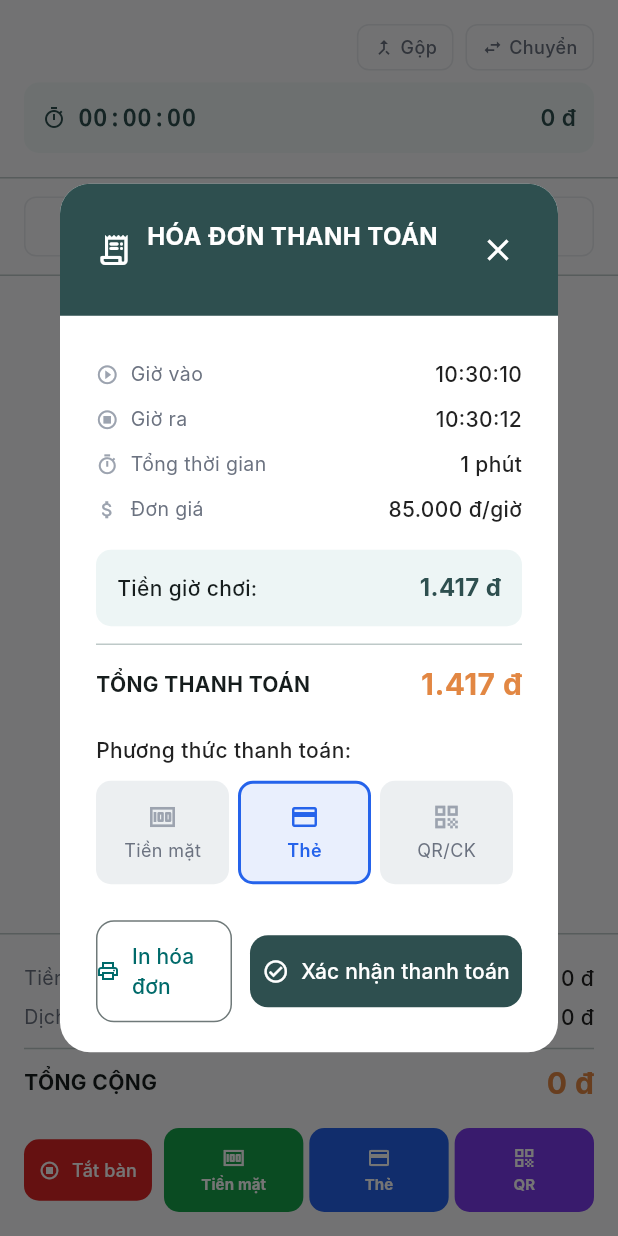
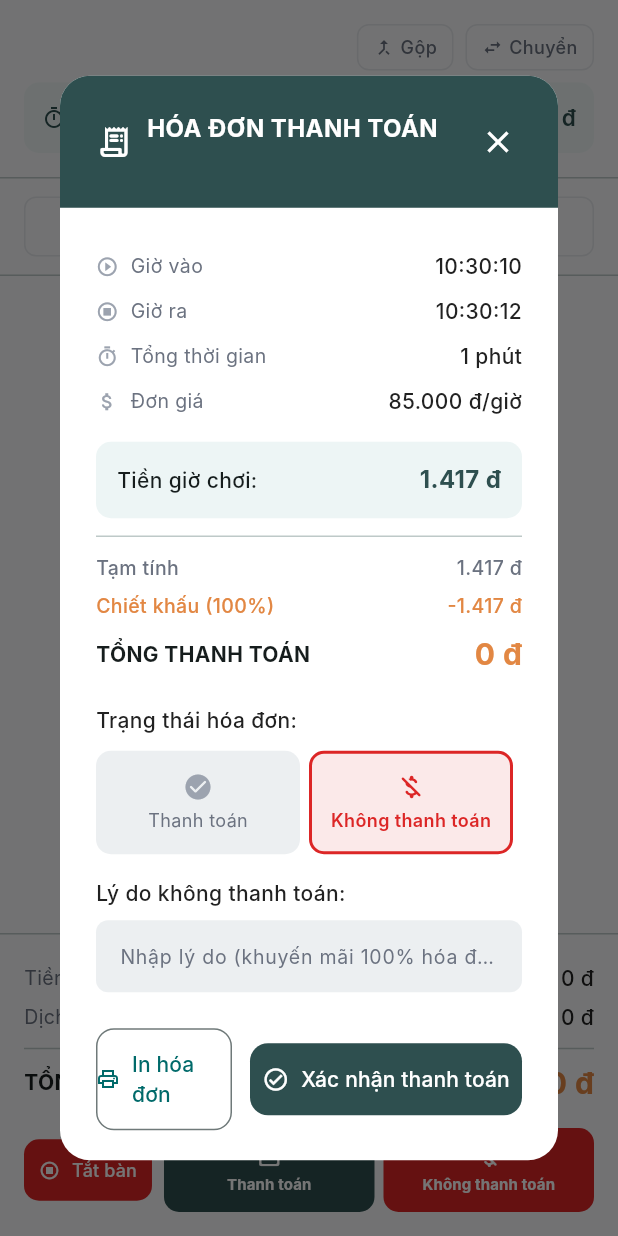
Before and after one commit to hieupaypay105/billiard_pos, a Flutter app: the _InvoicePanel widget shown alone on an empty page, opened directly with empty values, item 3 of the bottom bar chosen, on a phone screen of 412 x 824 dp. Run offline on Flutter 3.47's test engine with Material 3 defaults, Android fonts, the phone set to English and light mode, and no system bars; our stand-ins replace connectivity_plus, dio, equatable, fl_chart, flutter_riverpod, go_router and 2 more; missing offline and left inert: flutter_libserialport; accounts and stored records are empty; network calls fail; Roboto replaces fonts that are missing (Inter).

Commit message:
feat: add unpaid invoice status support with mandatory reason input to InvoiceDialog and refactor checkout flow

```diff
--- a/apps/billiard_desktop/lib/features/billing/invoice_dialog.dart
+++ b/apps/billiard_desktop/lib/features/billing/invoice_dialog.dart
@@ -16,8 +16,14 @@ class InvoiceDialog extends ConsumerStatefulWidget {
   final double discountAmount;
   final double netTotal;
   final Map<String, dynamic>? member;
-  final String? paymentMethod;
-  final Future<void> Function(String paymentMethod) onConfirm;
+  final String initialStatus;
+  final Future<void> Function({
+    required String status,
+    required String? paymentMethod,
+    required double discountAmount,
+    required double netTotal,
+    required String? note,
+  }) onConfirm;
 
   const InvoiceDialog({
     super.key,
@@ -33,7 +39,7 @@ class InvoiceDialog extends ConsumerStatefulWidget {
     required this.discountAmount,
     required this.netTotal,
     this.member,
-    this.paymentMethod,
+    required this.initialStatus,
     required this.onConfirm,
   });
 
@@ -42,13 +48,21 @@ class InvoiceDialog extends ConsumerStatefulWidget {
 }
 
 class _InvoiceDialogState extends ConsumerState<InvoiceDialog> {
-  String _selectedMethod = 'cash';
+  late String _selectedStatus;
+  final TextEditingController _reasonController = TextEditingController();
+  String? _reasonError;
   bool _isProcessing = false;
 
   @override
   void initState() {
     super.initState();
-    _selectedMethod = widget.paymentMethod ?? 'cash';
+    _selectedStatus = widget.initialStatus;
+  }
+
+  @override
+  void dispose() {
+    _reasonController.dispose();
+    super.dispose();
   }
 
   String _fmtCurrency(double v) {
@@ -68,6 +82,11 @@ class _InvoiceDialogState extends ConsumerState<InvoiceDialog> {
 
   @override
   Widget build(BuildContext context) {
+    final isUnpaid = _selectedStatus == 'unpaid';
+    final currentDiscountPercent = isUnpaid ? 100.0 : widget.discountPercent;
+    final currentDiscountAmount = isUnpaid ? widget.totalAmount : widget.discountAmount;
+    final currentNetTotal = isUnpaid ? 0.0 : widget.netTotal;
+
     return Dialog(
       backgroundColor: Colors.white,
       shape: RoundedRectangleBorder(borderRadius: BorderRadius.circular(20)),
@@ -224,7 +243,7 @@ class _InvoiceDialogState extends ConsumerState<InvoiceDialog> {
                     ],
 
                     const Divider(height: 24),
-                    if (widget.discountPercent > 0) ...[
+                    if (currentDiscountPercent > 0) ...[
                       Row(children: [
                         const Text('Tạm tính', style: TextStyle(
                             fontFamily: 'Inter',
@@ -241,13 +260,13 @@ class _InvoiceDialogState extends ConsumerState<InvoiceDialog> {
                       ]),
                       const SizedBox(height: 6),
                       Row(children: [
-                        Text('Chiết khấu (${widget.discountPercent.toInt()}%)', style: const TextStyle(
+                        Text('Chiết khấu (${currentDiscountPercent.toInt()}%)', style: const TextStyle(
                             fontFamily: 'Inter',
                             fontWeight: FontWeight.w500,
                             fontSize: 13,
                             color: AppColors.accent)),
                         const Spacer(),
-                        Text('-${_fmtCurrency(widget.discountAmount)}',
+                        Text('-${_fmtCurrency(currentDiscountAmount)}',
                             style: const TextStyle(
                                 fontFamily: 'Inter',
                                 fontWeight: FontWeight.w500,
@@ -264,32 +283,36 @@ class _InvoiceDialogState extends ConsumerState<InvoiceDialog> {
                               fontWeight: FontWeight.w700,
                               fontSize: 14)),
                       const Spacer(),
-                      Text(_fmtCurrency(widget.netTotal),
+                      Text(_fmtCurrency(currentNetTotal),
                           style: AppTextStyles.currency),
                     ]),
 
                     const SizedBox(height: 20),
-                    // Payment method selector
-                    Text('Phương thức thanh toán:',
+                    // Payment selector
+                    Text('Trạng thái hóa đơn:',
                         style: AppTextStyles.titleMedium),
                     const SizedBox(height: 10),
                     Row(
                       children: [
-                        ('cash', 'Tiền mặt', Icons.money,
-                            AppColors.cash),
-                        ('card', 'Thẻ', Icons.credit_card,
-                            AppColors.card),
-                        ('transfer', 'QR/CK', Icons.qr_code,
-                            AppColors.transfer),
+                        ('paid', 'Thanh toán', Icons.check_circle_rounded,
+                            AppColors.primary),
+                        ('unpaid', 'Không thanh toán', Icons.money_off_rounded,
+                            AppColors.error),
                       ].map((m) {
                         final (val, label, icon, color) = m;
-                        final isSel = _selectedMethod == val;
+                        final isSel = _selectedStatus == val;
                         return Expanded(
                           child: Padding(
                             padding: const EdgeInsets.only(right: 6),
                             child: InkWell(
-                              onTap: () =>
-                                  setState(() => _selectedMethod = val),
+                              onTap: () {
+                                setState(() {
+                                  _selectedStatus = val;
+                                  if (val != 'unpaid') {
+                                    _reasonError = null;
+                                  }
+                                });
+                              },
                               borderRadius: BorderRadius.circular(10),
                               child: AnimatedContainer(
                                 duration:
@@ -335,6 +358,40 @@ class _InvoiceDialogState extends ConsumerState<InvoiceDialog> {
                         );
                       }).toList(),
                     ),
+
+                    if (isUnpaid) ...[
+                      const SizedBox(height: 16),
+                      Text('Lý do không thanh toán:',
+                          style: AppTextStyles.titleMedium),
+                      const SizedBox(height: 8),
+                      TextField(
+                        controller: _reasonController,
+                        onChanged: (val) {
+                          if (val.trim().isNotEmpty && _reasonError != null) {
+                            setState(() {
+                              _reasonError = null;
+                            });
+                          }
+                        },
+                        decoration: InputDecoration(
+                          hintText: 'Nhập lý do (khuyến mãi 100% hóa đơn)...',
+                          hintStyle: AppTextStyles.bodySmall,
+                          errorText: _reasonError,
+                          errorStyle: const TextStyle(
+                            fontFamily: 'Inter',
+                            color: AppColors.error,
+                            fontSize: 12,
+                          ),
+                          filled: true,
+                          fillColor: AppColors.surfaceVariant,
+                          contentPadding: const EdgeInsets.symmetric(vertical: 12, horizontal: 12),
+                          border: OutlineInputBorder(
+                            borderRadius: BorderRadius.circular(8),
+                            borderSide: BorderSide.none,
+                          ),
+                        ),
+                      ),
+                    ],
                   ],
                 ),
               ),
@@ -369,10 +426,22 @@ class _InvoiceDialogState extends ConsumerState<InvoiceDialog> {
                     onPressed: _isProcessing
                         ? null
                         : () async {
+                            if (_selectedStatus == 'unpaid' && _reasonController.text.trim().isEmpty) {
+                              setState(() {
+                                _reasonError = 'Vui lòng nhập lý do không thanh toán';
+                              });
+                              return;
+                            }
                             final navigator = Navigator.of(context);
                             setState(() => _isProcessing = true);
                             try {
-                              await widget.onConfirm(_selectedMethod);
+                              await widget.onConfirm(
+                                status: _selectedStatus,
+                                paymentMethod: _selectedStatus == 'unpaid' ? null : 'cash',
+                                discountAmount: currentDiscountAmount,
+                                netTotal: currentNetTotal,
+                                note: _selectedStatus == 'unpaid' ? _reasonController.text.trim() : null,
+                              );
                             } finally {
                               if (mounted) {
                                 setState(() => _isProcessing = false);
--- a/apps/billiard_desktop/lib/features/tables/tables_screen.dart
+++ b/apps/billiard_desktop/lib/features/tables/tables_screen.dart
@@ -1555,13 +1555,13 @@ class _InvoicePanel extends ConsumerWidget {
                     child: Row(
                       children: [
                         _PayButton(
-                          label: 'Tiền mặt',
-                          icon: Icons.money,
-                          color: AppColors.cash,
+                          label: 'Thanh toán',
+                          icon: Icons.payment_rounded,
+                          color: AppColors.primary,
                           onTap: () => _checkout(
                             context,
                             ref,
-                            'cash',
+                            'paid',
                             playAmount,
                             productTotal,
                             discountPercent,
@@ -1573,35 +1573,15 @@ class _InvoicePanel extends ConsumerWidget {
                             member,
                           ),
                         ),
-                        const SizedBox(width: 4),
+                        const SizedBox(width: 6),
                         _PayButton(
-                          label: 'Thẻ',
-                          icon: Icons.credit_card,
-                          color: AppColors.card,
+                          label: 'Không thanh toán',
+                          icon: Icons.money_off_rounded,
+                          color: AppColors.error,
                           onTap: () => _checkout(
                             context,
                             ref,
-                            'card',
-                            playAmount,
-                            productTotal,
-                            discountPercent,
-                            discountAmount,
-                            netTotal,
-                            startTime,
-                            products,
-                            rate,
-                            member,
-                          ),
-                        ),
-                        const SizedBox(width: 4),
-                        _PayButton(
-                          label: 'QR',
-                          icon: Icons.qr_code,
-                          color: AppColors.transfer,
-                          onTap: () => _checkout(
-                            context,
-                            ref,
-                            'transfer',
+                            'unpaid',
                             playAmount,
                             productTotal,
                             discountPercent,
@@ -1628,7 +1608,7 @@ class _InvoicePanel extends ConsumerWidget {
   Future<void> _checkout(
     BuildContext context,
     WidgetRef ref,
-    String method,
+    String initialStatus,
     double playAmount,
     double productTotal,
     double discountPercent,
@@ -1663,9 +1643,15 @@ class _InvoicePanel extends ConsumerWidget {
         discountAmount: finalDiscountAmount,
         netTotal: finalNetTotal,
         totalAmount: finalPlayAmount + finalProductTotal,
-        paymentMethod: method,
+        initialStatus: initialStatus,
         member: member,
-        onConfirm: (paymentMethod) async {
+        onConfirm: ({
+          required status,
+          required paymentMethod,
+          required discountAmount,
+          required netTotal,
+          required note,
+        }) async {
           final serverOrderId = ref.read(tablesProvider).tableServerOrderIds[table.id];
           final orderId = table.currentOrderId ?? 'ord-${DateTime.now().millisecondsSinceEpoch}';
           final currentUser = ref.read(currentUserProvider);
@@ -1676,20 +1662,21 @@ class _InvoicePanel extends ConsumerWidget {
             tableId: table.id,
             memberId: member?['id']?.toString(),
             shiftId: 'shift-default',
-            status: 'paid',
+            status: status,
             startTime: startTime,
             endTime: endTime,
             totalPlayTimeMinutes: playMinutes,
             totalPlayTimeAmount: finalPlayAmount,
             totalProductAmount: finalProductTotal,
-            discountAmount: finalDiscountAmount,
+            discountAmount: discountAmount,
             taxAmount: 0.0,
-            totalAmount: finalNetTotal,
+            totalAmount: netTotal,
             paymentMethod: paymentMethod,
             createdBy: currentUserId,
             closedBy: currentUserId,
             createdAt: DateTime.now(),
             updatedAt: DateTime.now(),
+            note: note,
           );
 
           final details = <OrderDetailModel>[];
@@ -2004,13 +1991,13 @@ class _InvoicePanelForUnpaid extends ConsumerWidget {
               Row(
                 children: [
                   _PayButton(
-                    label: 'Tiền mặt',
-                    icon: Icons.money,
-                    color: AppColors.cash,
+                    label: 'Thanh toán',
+                    icon: Icons.payment_rounded,
+                    color: AppColors.primary,
                     onTap: () => _checkoutUnpaid(
                       context,
                       ref,
-                      'cash',
+                      'paid',
                       playAmount,
                       productTotal,
                       discountPercent,
@@ -2023,15 +2010,15 @@ class _InvoicePanelForUnpaid extends ConsumerWidget {
                       member,
                     ),
                   ),
-                  const SizedBox(width: 6),
+                  const SizedBox(width: 8),
                   _PayButton(
-                    label: 'Thẻ',
-                    icon: Icons.credit_card,
-                    color: AppColors.card,
+                    label: 'Không thanh toán',
+                    icon: Icons.money_off_rounded,
+                    color: AppColors.error,
                     onTap: () => _checkoutUnpaid(
                       context,
                       ref,
-                      'card',
+                      'unpaid',
                       playAmount,
                       productTotal,
                       discountPercent,
@@ -2044,27 +2031,6 @@ class _InvoicePanelForUnpaid extends ConsumerWidget {
                       member,
                     ),
                   ),
-                  const SizedBox(width: 6),
-                  _PayButton(
-                    label: 'QR',
-                    icon: Icons.qr_code,
-                    color: AppColors.transfer,
-                    onTap: () => _checkoutUnpaid(
-                      context,
-                      ref,
-                      'transfer',
-                      playAmount,
-                      productTotal,
-                      discountPercent,
-                      discountAmount,
-                      netTotal,
-                      startTime,
-                      endTime,
-                      products,
-                      rate,
-                      member,
-                    ),
-                  ),
                 ],
               ),
             ],
@@ -2077,7 +2043,7 @@ class _InvoicePanelForUnpaid extends ConsumerWidget {
   Future<void> _checkoutUnpaid(
     BuildContext context,
     WidgetRef ref,
-    String method,
+    String initialStatus,
     double playAmount,
     double productTotal,
     double discountPercent,
@@ -2110,9 +2076,15 @@ class _InvoicePanelForUnpaid extends ConsumerWidget {
         discountAmount: finalDiscountAmount,
         netTotal: finalNetTotal,
         totalAmount: finalPlayAmount + finalProductTotal,
-        paymentMethod: method,
+        initialStatus: initialStatus,
         member: member,
-        onConfirm: (paymentMethod) async {
+        onConfirm: ({
+          required status,
+          required paymentMethod,
+          required discountAmount,
+          required netTotal,
+          required note,
+        }) async {
           final orderId = invoice.id;
           final currentUser = ref.read(currentUserProvider);
           final currentUserId = currentUser?.id ?? 'system';
@@ -2122,20 +2094,21 @@ class _InvoicePanelForUnpaid extends ConsumerWidget {
             tableId: invoice.tableId,
             memberId: member?['id']?.toString(),
             shiftId: 'shift-default',
-            status: 'paid',
+            status: status,
             startTime: startTime,
             endTime: endTime,
             totalPlayTimeMinutes: playMinutes,
             totalPlayTimeAmount: finalPlayAmount,
             totalProductAmount: finalProductTotal,
-            discountAmount: finalDiscountAmount,
+            discountAmount: discountAmount,
             taxAmount: 0.0,
-            totalAmount: finalNetTotal,
+            totalAmount: netTotal,
             paymentMethod: paymentMethod,
             createdBy: currentUserId,
             closedBy: currentUserId,
             createdAt: DateTime.now(),
             updatedAt: DateTime.now(),
+            note: note,
           );
 
           final details = <OrderDetailModel>[];
```
